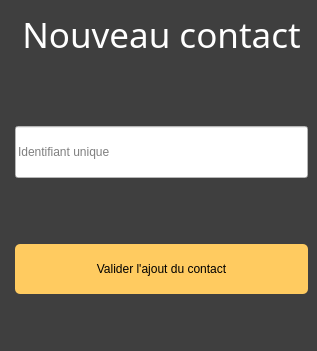
The window that KeepItSecret/newcontactwindow.ui (dbuhon/KeepItSecret) describes before a commit, drawn with Qt 5.
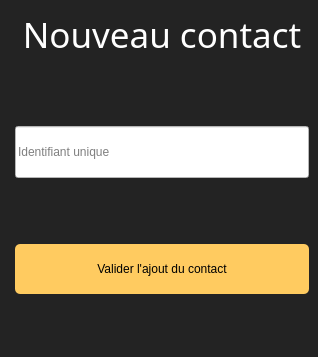
The same window after the commit.

What changed in the file:
```diff
--- a/KeepItSecret/newcontactwindow.ui
+++ b/KeepItSecret/newcontactwindow.ui
@@ -6,15 +6,15 @@
    <rect>
     <x>0</x>
     <y>0</y>
-    <width>317</width>
-    <height>351</height>
+    <width>318</width>
+    <height>357</height>
    </rect>
   </property>
   <property name="windowTitle">
    <string>MainWindow</string>
   </property>
   <property name="styleSheet">
-   <string notr="true">background-color: rgb(63, 63, 63);
+   <string notr="true">background-color: rgb(35, 35, 35);
 color: rgb(255, 255, 255);</string>
   </property>
   <widget class="QWidget" name="centralwidget">
```
